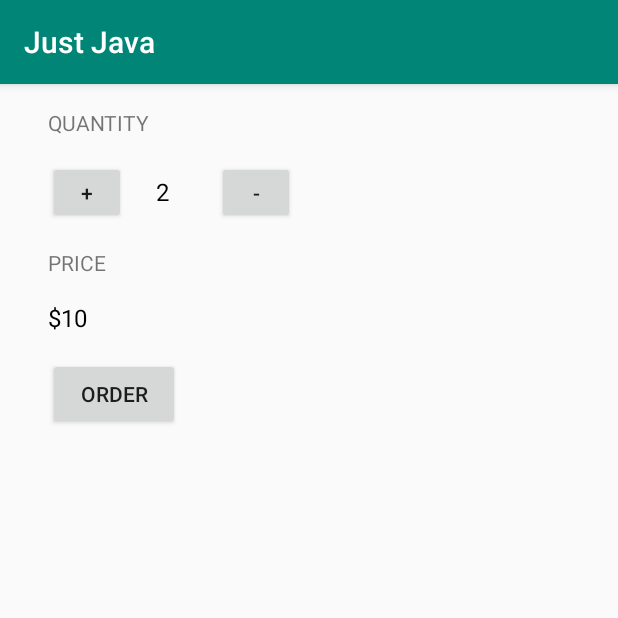
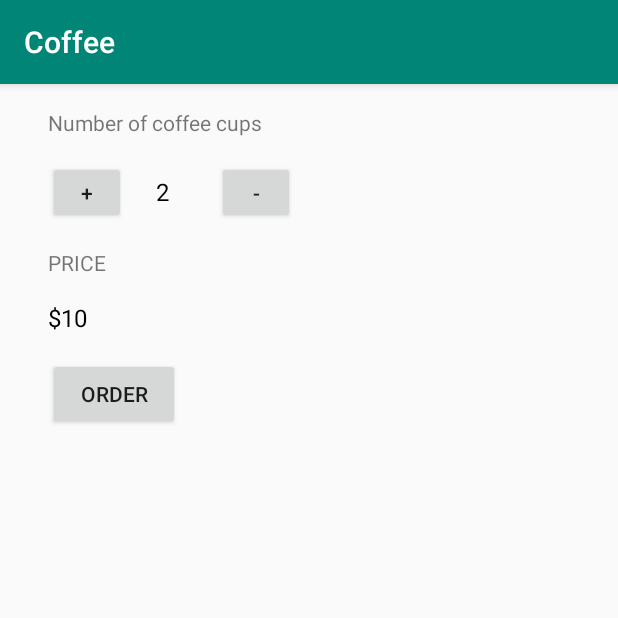
Before and after one commit to BeatriceNakabanda/Order-Coffee, an Android app: the screen it shows after launch (MainActivity), on a phone screen of 412 x 824 dp, the top half of it. Run offline under Robolectric (Android 15) with nearby library versions, the phone set to English and light mode, and no system bars.

Commit message:
renamed files

```diff
--- a/app/src/main/res/layout/activity_main.xml
+++ b/app/src/main/res/layout/activity_main.xml
@@ -16,7 +16,7 @@
         android:layout_marginLeft="16dp"
         android:layout_marginTop="16dp"
         android:layout_marginRight="16dp"
-        android:text="QUANTITY" />
+        android:text="Number of coffee cups" />
 
     <LinearLayout
         android:layout_width="match_parent"
--- a/app/src/main/res/values/strings.xml
+++ b/app/src/main/res/values/strings.xml
@@ -1,3 +1,3 @@
 <resources>
-    <string name="app_name">Just Java</string>
+    <string name="app_name">Coffee</string>
 </resources>
```
